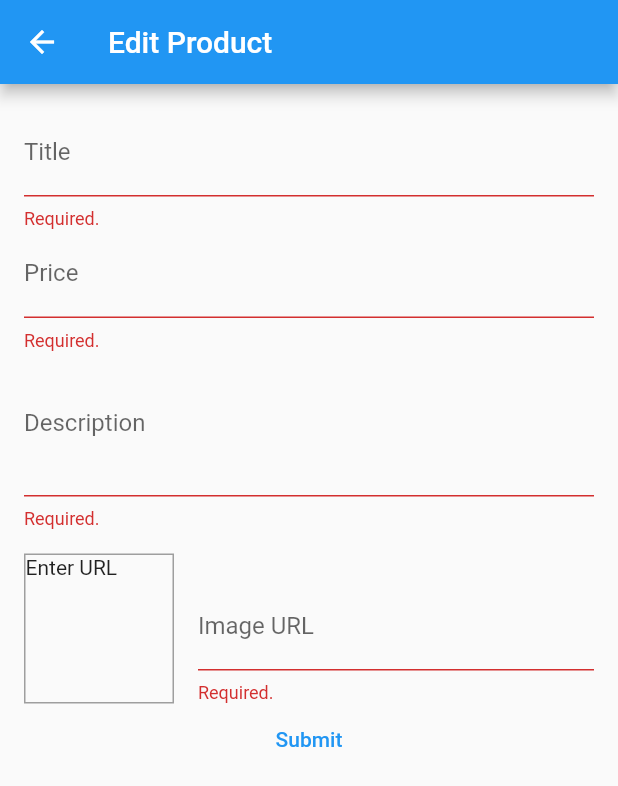
After one commit to danieluy/flutter-course-2020, a Flutter app: the ProductFormScreen screen opened by its route, after a tap on "Submit", on a phone screen of 412 x 824 dp. The commit adds this screen. Shown: the top 786 px of the screen. Run offline on Flutter 3.47's test engine with Material 2 defaults, Android fonts, the phone set to English and light mode, and no system bars; network calls fail.

Commit message:
Added form handling

```diff
--- a/my_shop/lib/main.dart
+++ b/my_shop/lib/main.dart
@@ -25,6 +25,8 @@ class MyApp extends StatelessWidget {
           ProductDetailScreen.ROUTE_NAME: (ctx) => ProductDetailScreen(),
           CartScreen.ROUTE_NAME: (ctx) => CartScreen(),
           OrdersScreen.ROUTE_NAME: (ctx) => OrdersScreen(),
+          UserProductsScreen.ROUTE_NAME: (ctx) => UserProductsScreen(),
+          ProductFormScreen.ROUTE_NAME: (ctx) => ProductFormScreen(),
         },
       ),
     );
--- a/my_shop/lib/screens/index.dart
+++ b/my_shop/lib/screens/index.dart
@@ -2,3 +2,6 @@ export './cart_sreen.dart';
 export './product_detail_screen.dart';
 export './products_overview_screen.dart';
 export './orders_screen.dart';
+export './user_product_tile.dart';
+export './user_products_screen.dart';
+export './product_form_screen.dart';
--- /dev/null
+++ b/my_shop/lib/screens/product_form_screen.dart
@@ -0,0 +1,196 @@
+import 'package:flutter/material.dart';
+import 'package:flutter/services.dart';
+import 'package:my_shop/providers/index.dart';
+
+class ProductFormScreen extends StatefulWidget {
+  static const ROUTE_NAME = '/product-form';
+
+  @override
+  _ProductFormScreenState createState() => _ProductFormScreenState();
+}
+
+class _ProductFormScreenState extends State<ProductFormScreen> {
+  final _priceFocusNode = FocusNode();
+  final _descriptionFocusNode = FocusNode();
+  final _imageUrlController = TextEditingController();
+  final _imageUrlFocusNode = FocusNode();
+  final _form = GlobalKey<FormState>();
+
+  Product _prod = Product(
+    id: DateTime.now().toString(),
+    title: '',
+    description: '',
+    imageUrl: '',
+    price: 0,
+  );
+
+  @override
+  void initState() {
+    super.initState();
+    _imageUrlFocusNode.addListener(_updateImageUrl);
+  }
+
+  void _updateImageUrl() {
+    if (!_imageUrlFocusNode.hasFocus) {
+      setState(() {});
+    }
+  }
+
+  void _handleSubmit() {
+    if (_form.currentState.validate()) {
+      _form.currentState.save();
+      print(_prod.title);
+      print(_prod.description);
+      print(_prod.imageUrl);
+    }
+  }
+
+  @override
+  void dispose() {
+    super.dispose();
+    _priceFocusNode.dispose();
+    _descriptionFocusNode.dispose();
+    _imageUrlController.dispose();
+    _imageUrlFocusNode.removeListener(_updateImageUrl);
+    _imageUrlFocusNode.dispose();
+  }
+
+  @override
+  Widget build(BuildContext context) {
+    return Scaffold(
+      appBar: AppBar(
+        title: Text('Edit Product'),
+      ),
+      body: Padding(
+        padding: const EdgeInsets.all(16.0),
+        child: Form(
+          key: _form,
+          child: SingleChildScrollView(
+            child: Column(
+              children: [
+                TextFormField(
+                  decoration: InputDecoration(labelText: 'Title'),
+                  textInputAction: TextInputAction.next,
+                  onFieldSubmitted: (value) {
+                    FocusScope.of(context).requestFocus(_priceFocusNode);
+                  },
+                  validator: (value) {
+                    if (value.isEmpty) {
+                      return 'Required.';
+                    }
+                    return null;
+                  },
+                  onSaved: (value) {
+                    _prod = Product(
+                      id: _prod.id,
+                      title: value,
+                      description: _prod.description,
+                      imageUrl: _prod.imageUrl,
+                      price: _prod.price,
+                    );
+                  },
+                ),
+                TextFormField(
+                  keyboardType: TextInputType.numberWithOptions(decimal: true),
+                  decoration: InputDecoration(labelText: 'Price'),
+                  textInputAction: TextInputAction.next,
+                  focusNode: _priceFocusNode,
+                  onFieldSubmitted: (value) {
+                    FocusScope.of(context).requestFocus(_descriptionFocusNode);
+                  },
+                  validator: (value) {
+                    if (value.isEmpty) {
+                      return 'Required.';
+                    }
+                    return null;
+                  },
+                  onSaved: (value) {
+                    _prod = Product(
+                      id: _prod.id,
+                      title: _prod.title,
+                      description: _prod.description,
+                      imageUrl: _prod.imageUrl,
+                      price: double.parse(value),
+                    );
+                  },
+                ),
+                TextFormField(
+                  decoration: InputDecoration(labelText: 'Description'),
+                  maxLines: 3,
+                  focusNode: _descriptionFocusNode,
+                  keyboardType: TextInputType.multiline,
+                  validator: (value) {
+                    if (value.isEmpty) {
+                      return 'Required.';
+                    }
+                    return null;
+                  },
+                  onSaved: (value) {
+                    _prod = Product(
+                      id: _prod.id,
+                      title: _prod.title,
+                      description: value,
+                      imageUrl: _prod.imageUrl,
+                      price: _prod.price,
+                    );
+                  },
+                ),
+                Row(
+                  crossAxisAlignment: CrossAxisAlignment.end,
+                  children: [
+                    Container(
+                      width: 100,
+                      height: 100,
+                      margin: EdgeInsets.only(top: 16, right: 16.0),
+                      decoration: BoxDecoration(
+                        border: Border.all(width: 1, color: Colors.grey),
+                      ),
+                      child: _imageUrlController.text.isEmpty
+                          ? Text('Enter URL')
+                          : FittedBox(
+                              child: Image.network(
+                                _imageUrlController.text,
+                                fit: BoxFit.cover,
+                              ),
+                            ),
+                    ),
+                    Expanded(
+                      child: TextFormField(
+                        decoration: InputDecoration(labelText: 'Image URL'),
+                        keyboardType: TextInputType.url,
+                        textInputAction: TextInputAction.done,
+                        controller: _imageUrlController,
+                        focusNode: _imageUrlFocusNode,
+                        onFieldSubmitted: (value) => _handleSubmit(),
+                        validator: (value) {
+                          if (value.isEmpty) {
+                            return 'Required.';
+                          }
+                          return null;
+                        },
+                        onSaved: (value) {
+                          _prod = Product(
+                            id: _prod.id,
+                            title: _prod.title,
+                            description: _prod.description,
+                            imageUrl: value,
+                            price: _prod.price,
+                          );
+                        },
+                      ),
+                    ),
+                  ],
+                ),
+                FlatButton(
+                  child: Text('Submit'),
+                  onPressed: _handleSubmit,
+                  textColor: Theme.of(context).primaryColor,
+                )
+              ],
+            ),
+          ),
+        ),
+      ),
+    );
+  }
+}
--- a/my_shop/lib/widgets/app_drawer.dart
+++ b/my_shop/lib/widgets/app_drawer.dart
@@ -11,7 +11,7 @@ class AppDrawer extends StatelessWidget {
             title: Text('My Shop'),
             automaticallyImplyLeading: false,
           ),
-          Divider(),
+          // Divider(),
           ListTile(
             leading: Icon(Icons.shop),
             title: Text('Shop'),
@@ -27,6 +27,15 @@ class AppDrawer extends StatelessWidget {
                   .pushReplacementNamed(OrdersScreen.ROUTE_NAME);
             },
           ),
+          // Divider(),
+          ListTile(
+            leading: Icon(Icons.edit),
+            title: Text('Manage Products'),
+            onTap: () {
+              Navigator.of(context)
+                  .pushReplacementNamed(UserProductsScreen.ROUTE_NAME);
+            },
+          ),
         ],
       ),
     );
```
Also changed, not shown: my_shop/lib/screens/user_product_tile.dart (added, +36 -0 lines), my_shop/lib/screens/user_products_screen.dart (added, +42 -0 lines).
